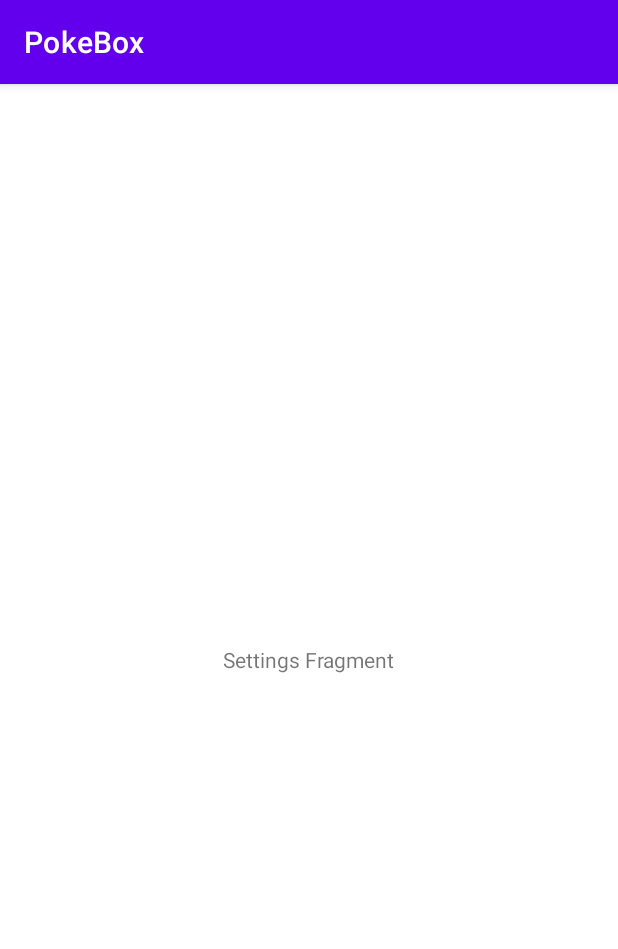
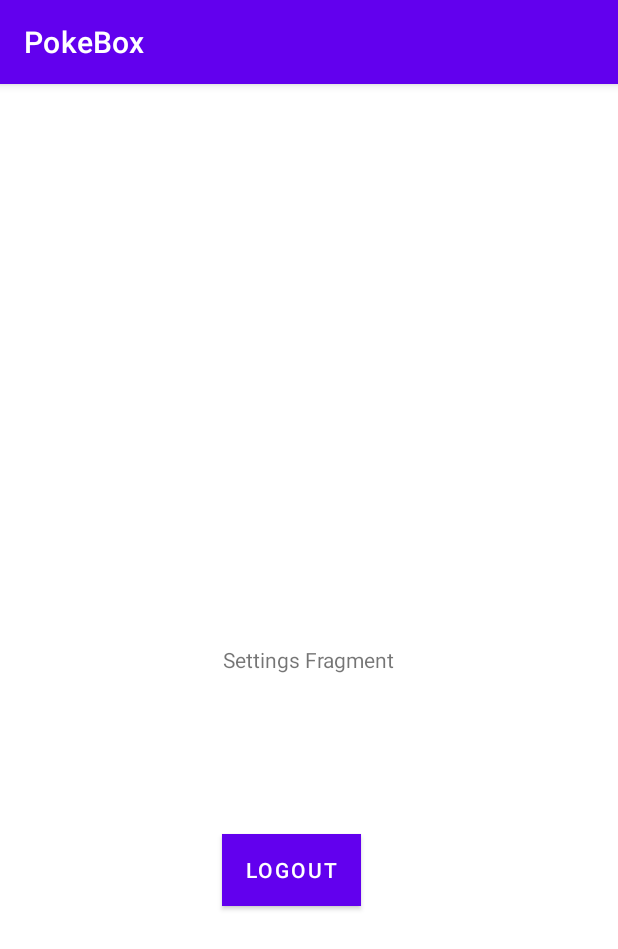
Before and after one commit to WTsaur/PokeBox, an Android app: the fragment SettingsFragment shown on its own in the app's theme, on a phone screen of 412 x 824 dp. Shown: the top 949 px of the screen. Run offline under Robolectric (Android 15) with nearby library versions, the phone set to English and light mode, and no system bars; our stand-ins replace Firebase (no records; nobody signed in at launch, a user with empty details on screens opened directly).

```diff
--- a/app/src/main/AndroidManifest.xml
+++ b/app/src/main/AndroidManifest.xml
@@ -23,6 +23,7 @@
                 <category android:name="android.intent.category.LAUNCHER" />
             </intent-filter>
         </activity>
+        <activity  android:name=".Register"/>
         <meta-data
             android:name="com.google.mlkit.vision.DEPENDENCIES"
             android:value="ocr"/>
--- a/app/src/main/java/edu/fsu/cs/PokeBox/SettingsFragment.java
+++ b/app/src/main/java/edu/fsu/cs/PokeBox/SettingsFragment.java
@@ -1,18 +1,48 @@
 package edu.fsu.cs.PokeBox;
 
+import android.content.Intent;
 import android.os.Bundle;
 import android.view.LayoutInflater;
 import android.view.View;
 import android.view.ViewGroup;
+import android.widget.Button;
+import android.widget.Toast;
+
 import androidx.annotation.NonNull;
 import androidx.annotation.Nullable;
 import androidx.fragment.app.Fragment;
 
+import com.google.firebase.auth.FirebaseAuth;
+
 public class SettingsFragment extends Fragment {
+    View view;
+    private FirebaseAuth mAuth;
     @Nullable
     @Override
     public View onCreateView(@NonNull LayoutInflater inflater, @Nullable ViewGroup container, @Nullable Bundle savedInstanceState) {
-        return inflater.inflate(
-                R.layout.fragment_settings, container, false);
+        view = inflater.inflate(R.layout.fragment_settings, container, false);
+
+        Button logout = (Button) view.findViewById(R.id.logout);
+        mAuth = FirebaseAuth.getInstance();
+        logout.setOnClickListener(new View.OnClickListener()
+        {
+            @Override
+            public void onClick(View v)
+            {
+                try{
+                    mAuth.signOut();
+                    Toast.makeText(getContext(), "Successfully logged out", Toast.LENGTH_LONG).show();
+                    //update ui
+                    Intent myIntent = new Intent(getContext(), MainActivity.class);
+                    startActivity(myIntent);
+                }
+                catch (Exception e){
+                    Toast.makeText(getContext(), "Issues logging out: " + e, Toast.LENGTH_LONG).show();
+                }
+            }
+        });
+
+
+        return view;
     }
 }
--- a/app/src/main/res/layout/fragment_settings.xml
+++ b/app/src/main/res/layout/fragment_settings.xml
@@ -8,4 +8,14 @@
               android:layout_centerHorizontal="true"
               android:layout_centerVertical="true"/>
 
+    <Button
+        android:id="@+id/logout"
+        android:layout_width="wrap_content"
+        android:layout_height="wrap_content"
+        android:layout_marginTop="500dp"
+        android:layout_marginLeft="148dp"
+        android:background="@color/red"
+        android:text="Logout" />
+
+
 </RelativeLayout>
--- a/app/src/main/res/layout/register.xml
+++ b/app/src/main/res/layout/register.xml
@@ -57,7 +57,7 @@
         android:layout_below="@+id/cpassword"
         android:layout_marginTop="19dp"
         android:layout_marginLeft="148dp"
-        android:text="Login" />
+        android:text="Register" />
 
     <TextView
         android:id="@+id/existinguser"
--- a/app/src/main/res/values/colors.xml
+++ b/app/src/main/res/values/colors.xml
@@ -7,4 +7,5 @@
     <color name="teal_700">#FF018786</color>
     <color name="black">#FF000000</color>
     <color name="white">#FFFFFFFF</color>
+    <color name="red">#FF0000</color>
 </resources>
```
Also changed, not shown: app/src/main/java/edu/fsu/cs/PokeBox/MainActivity.java (+86 -18 lines), app/src/main/java/edu/fsu/cs/PokeBox/Register.java (added, +114 -0 lines).
